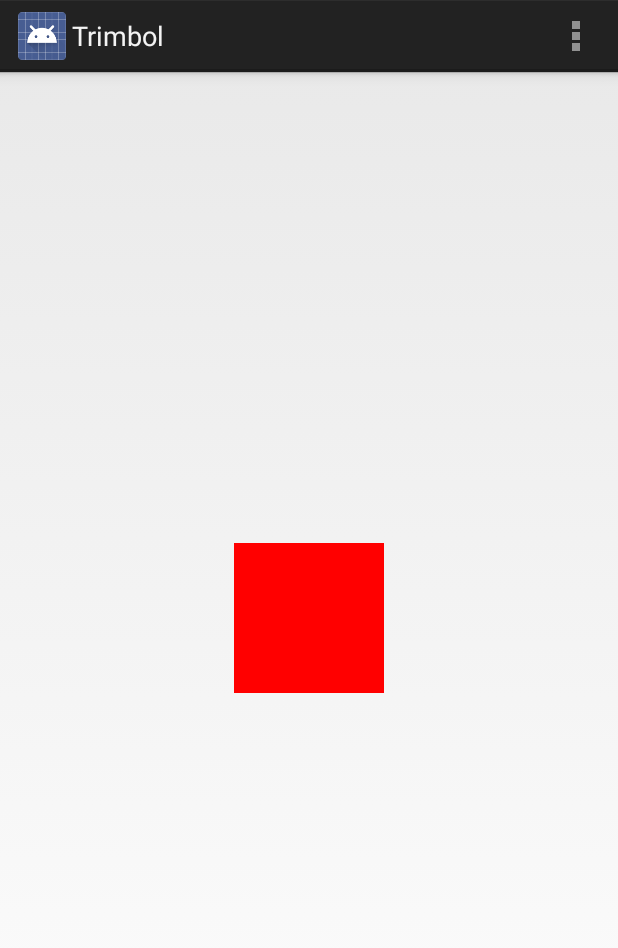
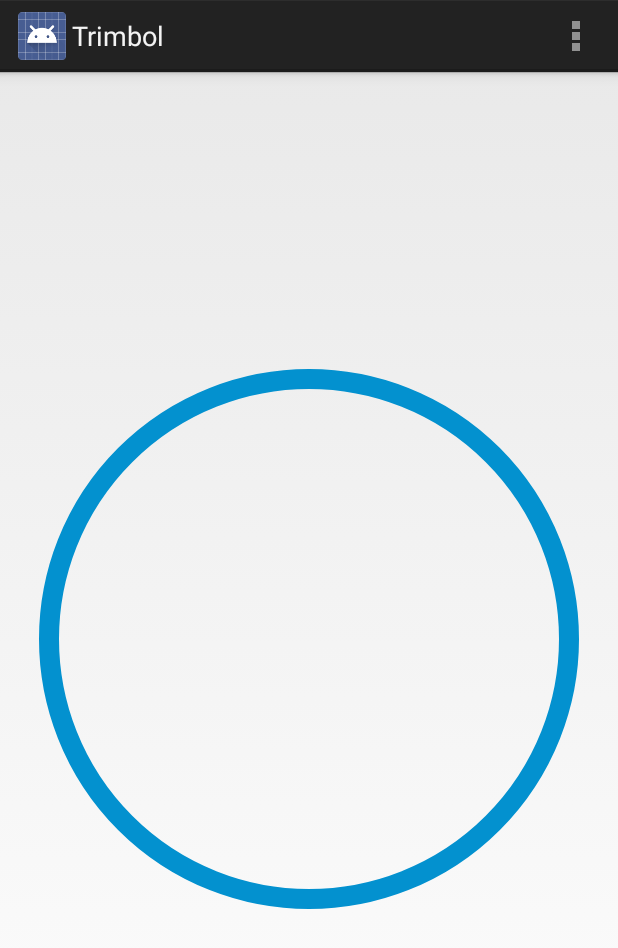
Before and after one commit to ajbtee/trimbol, an Android app: the screen it shows after launch (PuzzleActivity), on a phone screen of 412 x 824 dp. Shown: the top 948 px of the screen. Run offline under Robolectric (Android 15) with nearby library versions, the light colour scheme and no system bars.

Commit message:
grid view drawn badly

```diff
--- a/app/src/main/java/com/detroitlabs/trimbol/activities/PuzzleActivity.java
+++ b/app/src/main/java/com/detroitlabs/trimbol/activities/PuzzleActivity.java
@@ -3,30 +3,43 @@ package com.detroitlabs.trimbol.activities;
 import android.app.Activity;
 import android.gesture.GestureOverlayView;
 import android.os.Bundle;
+import android.util.Log;
 import android.view.Menu;
 import android.view.MenuItem;
 import android.view.MotionEvent;
+import android.widget.GridLayout;
+import android.widget.Toast;
 
-import com.detroitlabs.trimbol.Grid;
-import com.detroitlabs.trimbol.GridHandler;
+import com.detroitlabs.trimbol.objects.Grid;
+import com.detroitlabs.trimbol.utils.GridHandler;
 import com.detroitlabs.trimbol.R;
+import com.detroitlabs.trimbol.views.SymbolView;
 
 
-public class PuzzleActivity extends Activity implements GestureOverlayView.OnGestureListener {
+public class PuzzleActivity extends Activity {
 
     @Override
     protected void onCreate(Bundle savedInstanceState) {
         super.onCreate(savedInstanceState);
         setContentView(R.layout.activity_puzzle);
-
         Grid grid = new Grid();
         GridHandler.initiatePuzzle(grid);
-        GridHandler.printGrid(grid);
+
+        GridLayout gridLayout = (GridLayout) findViewById(R.id.puzzle);
+        gridLayout.setColumnCount(grid.getGridY());
+        gridLayout.setRowCount(grid.getGridX());
+
+        for (int row = 0; row < grid.getGridY(); row++){
+            for (int column = 0; column < grid.getGridX(); column++){
+                Log.e("GridLayout", "Row " + row + " Column " + column);
+
+                GridLayout.Spec rowSpec = GridLayout.spec(row);
+                GridLayout.Spec columnSpec = GridLayout.spec(column);
+                GridLayout.LayoutParams params = new GridLayout.LayoutParams(rowSpec, columnSpec);
+                gridLayout.addView(new SymbolView(this), params);
+            }
+        }
     }
-
-    //  ┌─────────────────────────────────────┐
-    //  │ Foo                                 │
-    //  └─────────────────────────────────────┘
 
     @Override
     public boolean onCreateOptionsMenu(Menu menu) {
@@ -46,35 +59,11 @@ public class PuzzleActivity extends Activity implements GestureOverlayView.OnGes
         }
         return super.onOptionsItemSelected(item);
     }
-
-    //  ┌────────────────┐
-    //  │ Gesture Events │
-    //  └────────────────┘
-
-    @Override
-    public void onGestureStarted(GestureOverlayView gestureOverlayView, MotionEvent motionEvent) {
-
-    }
-
-    @Override
-    public void onGesture(GestureOverlayView gestureOverlayView, MotionEvent motionEvent) {
-
-    }
-
-    @Override
-    public void onGestureEnded(GestureOverlayView gestureOverlayView, MotionEvent motionEvent) {
-
-    }
-
-    @Override
-    public void onGestureCancelled(GestureOverlayView gestureOverlayView, MotionEvent motionEvent) {
-
-    }
 }
 
     // ** CREATE PUZZLE **
-    // Generate grid object based on difficulty setting
-    // PuzzleGen.class: Generate solvable puzzle (grid)
+    // =Generate grid object based on difficulty setting
+    // ===PuzzleGen.class: Generate solvable puzzle (grid)
     // PuzzleActivity.class: Instantiate spawners
         // Ripple spawners
         // Replace finished spawns with interactive pieces as each finishes spawn animation
--- a/app/src/main/java/com/detroitlabs/trimbol/Grid.java
+++ b/app/src/main/java/com/detroitlabs/trimbol/objects/Grid.java
@@ -1,6 +1,6 @@
-package com.detroitlabs.trimbol;
+package com.detroitlabs.trimbol.objects;
 
-import java.lang.reflect.Array;
+import com.detroitlabs.trimbol.utils.GridHandler;
 
 /**
  * Created by andrewjb on 11/8/14.
@@ -8,9 +8,9 @@ import java.lang.reflect.Array;
 public class Grid {
 
     // grid size
-    final int gridX = 4;
-    final int gridY = 4;
-    int[][] grid = new int[gridY][gridX];
+    final int gridX = 3;
+    final int gridY = 3;
+    public int[][] grid = new int[gridY][gridX];
 
     //  ┌──────────────────────────────────────────┐
     //  │ Constructor                              │
@@ -19,7 +19,7 @@ public class Grid {
     public Grid() {
         for (int x = 0; x < gridX; x++){
             for (int y = 0; y < gridY; y++){
-                grid[y][x] = GridHandler.NIL;
+                grid[y][x] = Symbol.NIL;
             }
         }
     }
--- a/app/src/main/java/com/detroitlabs/trimbol/GridHandler.java
+++ b/app/src/main/java/com/detroitlabs/trimbol/utils/GridHandler.java
@@ -1,19 +1,12 @@
-package com.detroitlabs.trimbol;
+package com.detroitlabs.trimbol.utils;
+
+import com.detroitlabs.trimbol.objects.Grid;
+import com.detroitlabs.trimbol.objects.Symbol;
 
 import java.util.ArrayList;
 import java.util.Collections;
 
 public class GridHandler {
-
-    // Symbol constants
-    final static int NIL = 0;
-    final static int ROC = 1;
-    final static int PAP = 2;
-    final static int SCI = 3;
-
-    private static int rocSat;
-    private static int papSat;
-    private static int sciSat;
 
     //  ┌─────────────────────────────────────────────────────┐
     //  │ Generate new puzzle                                 │
@@ -26,19 +19,26 @@ public class GridHandler {
         int cursorY = (int) Math.floor(Math.random() * grid.getGridY());
         int symbol = (int) Math.ceil(Math.random() * 3);
         grid.grid[cursorY][cursorX] = symbol;
+        printGrid(grid);
 
         while (!gridFull) {
-            printGrid(grid);
             // Check if grid is full
             int empty = 0;
+            int rocSat = 0;
+            int papSat = 0;
+            int sciSat = 0;
             for (int x = 0; x < grid.getGridX(); x++){
                 for (int y = 0; y < grid.getGridY(); y++){
-                    if (grid.grid[y][x] == NIL) empty++;
-                    if (empty > 0) break;
+                    if (grid.grid[y][x] == Symbol.NIL) empty++;
+                    if (grid.grid[y][x] == Symbol.ROC) rocSat++;
+                    if (grid.grid[y][x] == Symbol.PAP) papSat++;
+                    if (grid.grid[y][x] == Symbol.SCI) sciSat++;
                 }
             }
-            System.out.println("empty="+empty+" cursorX="+cursorX+" cursorY="+cursorY);
-            if (empty == 0) gridFull = true;
+            if (empty == 0) {
+                System.out.print("\nRock: " + rocSat + " Paper: " + papSat + " Scissors: " + sciSat);
+                gridFull = true;
+            }
 
             // Find a symbol and move it
             boolean foundSymbol = false;
@@ -48,7 +48,7 @@ public class GridHandler {
                 symbol = grid.grid[cursorY][cursorX];
 
                 // From cursor check all 4 directions randomly for an empty space
-                if (grid.grid[cursorY][cursorX] != NIL){
+                if (grid.grid[cursorY][cursorX] != Symbol.NIL){
 
 //                    boolean placedSymbol = false;
 //                    if (symbol == ROC && rocSat <= (papSat+sciSat+1)/2 && !placedSymbol) {
@@ -89,7 +89,7 @@ public class GridHandler {
         for(int i=0;i<4;i++){
             // Check north
             if (directions.get(i) == 1){
-                if (cursorY - 1 > -1 && grid.grid[cursorY - 1][cursorX] == NIL){
+                if (cursorY - 1 > -1 && grid.grid[cursorY - 1][cursorX] == Symbol.NIL){
                     grid.grid[cursorY - 1][cursorX] = symbol;
                     pickCounter(grid, cursorX, cursorY, symbol);
                     break;
@@ -97,7 +97,7 @@ public class GridHandler {
             }
             // Check south
             if (directions.get(i) == 2){
-                if (cursorY + 1 < grid.getGridY() && grid.grid[cursorY + 1][cursorX] == NIL){
+                if (cursorY + 1 < grid.getGridY() && grid.grid[cursorY + 1][cursorX] == Symbol.NIL){
                     grid.grid[cursorY + 1][cursorX] = symbol;
                     pickCounter(grid, cursorX, cursorY, symbol);
                     break;
@@ -105,7 +105,7 @@ public class GridHandler {
             }
             // Check west
             if (directions.get(i) == 3){
-                if (cursorX - 1 > -1 && grid.grid[cursorY][cursorX - 1] == NIL){
+                if (cursorX - 1 > -1 && grid.grid[cursorY][cursorX - 1] == Symbol.NIL){
                     grid.grid[cursorY][cursorX - 1] = symbol;
                     pickCounter(grid, cursorX, cursorY, symbol);
                     break;
@@ -113,7 +113,7 @@ public class GridHandler {
             }
             // Check east
             if (directions.get(i) == 4){
-                if (cursorX + 1 < grid.getGridX() && grid.grid[cursorY][cursorX + 1] == NIL){
+                if (cursorX + 1 < grid.getGridX() && grid.grid[cursorY][cursorX + 1] == Symbol.NIL){
                     grid.grid[cursorY][cursorX + 1] = symbol;
                     pickCounter(grid, cursorX, cursorY, symbol);
                     break;
@@ -126,18 +126,16 @@ public class GridHandler {
     //  │ Place counter symbol                                │
     //  └─────────────────────────────────────────────────────┘
     private static void pickCounter(Grid grid, int cursorX, int cursorY, int symbol) {
-        if (symbol == ROC) {
-            grid.grid[cursorY][cursorX] = SCI;
-            sciSat++;
+        if (symbol == Symbol.ROC) {
+            grid.grid[cursorY][cursorX] = Symbol.SCI;
         }
-        if (symbol == SCI) {
-            grid.grid[cursorY][cursorX] = PAP;
-            papSat++;
+        if (symbol == Symbol.SCI) {
+            grid.grid[cursorY][cursorX] = Symbol.PAP;
         }
-        if (symbol == PAP) {
-            grid.grid[cursorY][cursorX] = ROC;
-            rocSat++;
+        if (symbol == Symbol.PAP) {
+            grid.grid[cursorY][cursorX] = Symbol.ROC;
         }
+        printGrid(grid);
     }
 
     //  ┌─────────────────────────────────────────────────────┐
@@ -146,7 +144,7 @@ public class GridHandler {
     public static void printGrid(Grid grid) {
 
         // Symbol saturation
-        System.out.println("roc: " + rocSat + " pap: " + papSat + " sci: " + sciSat);
+        System.out.print("\n");
 
         // X coordinates
         System.out.print("\n\n" + grid.getGridX() + grid.getGridY() + "╷");
@@ -175,6 +173,5 @@ public class GridHandler {
         for (int x = 0; x < grid.getGridX(); x++)
             System.out.print("──");
         System.out.print("─┘");
-        System.out.println("\n════════════════════════");
     }
 }
--- /dev/null
+++ b/app/src/main/java/com/detroitlabs/trimbol/views/SymbolView.java
@@ -0,0 +1,86 @@
+package com.detroitlabs.trimbol.views;
+
+import android.content.Context;
+import android.graphics.Canvas;
+import android.graphics.Color;
+import android.graphics.Paint;
+import android.util.AttributeSet;
+import android.view.MotionEvent;
+import android.view.View;
+
+/**
+ * Created by andrewjb on 11/14/14.
+ */
+public class SymbolView extends View {
+
+    Paint circlePaint;
+    static final int MIN_DISTANCE = 150;
+    private float x1,x2,y1,y2;
+    private SymbolView symbolView;
+
+    public SymbolView(Context context) {
+        super(context);
+        init();
+    }
+
+    public SymbolView(Context context, AttributeSet attrs) {
+        super(context, attrs);
+        init();
+    }
+
+    public SymbolView(Context context, AttributeSet attrs, int defStyleAttr) {
+        super(context, attrs, defStyleAttr);
+        init();
+    }
+
+    @Override
+    protected void onDraw(Canvas canvas) {
+        super.onDraw(canvas);
+        float halfWidth = getWidth()/2;
+        float halfHeight = getHeight()/2;
+        float radius = (halfWidth <= halfHeight ? halfWidth : halfHeight)-25;
+        canvas.drawCircle(halfWidth, halfHeight, radius, circlePaint);
+    }
+
+    @Override
+    public boolean onTouchEvent(MotionEvent event)
+    {
+        float deltaX = 0, deltaY = 0;
+        switch(event.getAction())
+        {
+            case MotionEvent.ACTION_DOWN:
+                x1 = event.getX();
+                y1 = event.getY();
+                break;
+            case MotionEvent.ACTION_MOVE:
+                float distanceX = x1 - event.getX();
+                float distanceY = y1 - event.getY();
+
+                setTranslationX(scaleDistance(distanceX));
+                setTranslationY(scaleDistance(distanceY));
+                break;
+            case MotionEvent.ACTION_UP:
+                setTranslationX(0);
+                setTranslationY(0);
+                break;
+        }
+        return true;
+    }
+
+    private float scaleDistance(float distance) {
+        float scaleFactor = 0.014f;
+        float scrollBy = (float) (0.666f * ((1 - Math.exp(-1 * scaleFactor * Math.abs(distance))) / scaleFactor));
+        if(distance < 0)
+            return scrollBy;
+        else
+            return -scrollBy;
+    }
+
+    private void init(){
+        circlePaint = new Paint();
+        circlePaint.setARGB(255, 3, 145, 207);
+        circlePaint.setStrokeWidth(20);
+        circlePaint.setAntiAlias(true);
+        circlePaint.setStyle(Paint.Style.STROKE);
+    }
+}
--- a/app/src/main/res/layout/activity_puzzle.xml
+++ b/app/src/main/res/layout/activity_puzzle.xml
@@ -10,12 +10,10 @@
     android:gravity="center"
     tools:context=".PuzzleActivity">
 
-    <LinearLayout
-        android:id="@+id/swipable"
-        android:orientation="horizontal"
-        android:background="#ff0000"
-        android:layout_width="100dp"
-        android:layout_height="100dp" />
+    <GridLayout
+        android:id="@+id/puzzle"
+        android:layout_width="wrap_content"
+        android:layout_height="wrap_content"/>
 
     <TextView
         android:id="@+id/status"
@@ -23,6 +21,6 @@
         android:textSize="20sp"
         android:layout_width="wrap_content"
         android:layout_height="wrap_content"
-        tools:text="lipsum" />
+        android:text="lipsum" />
 
 </LinearLayout>
```
Also changed, not shown: app/src/main/java/com/detroitlabs/trimbol/LevelGen.java (deleted, +0 -8 lines), app/src/main/java/com/detroitlabs/trimbol/LevelGrid.java (deleted, +0 -24 lines), app/src/main/java/com/detroitlabs/trimbol/objects/Location.java (added, +8 -0 lines), app/src/main/java/com/detroitlabs/trimbol/objects/Symbol.java (added, +99 -0 lines).
